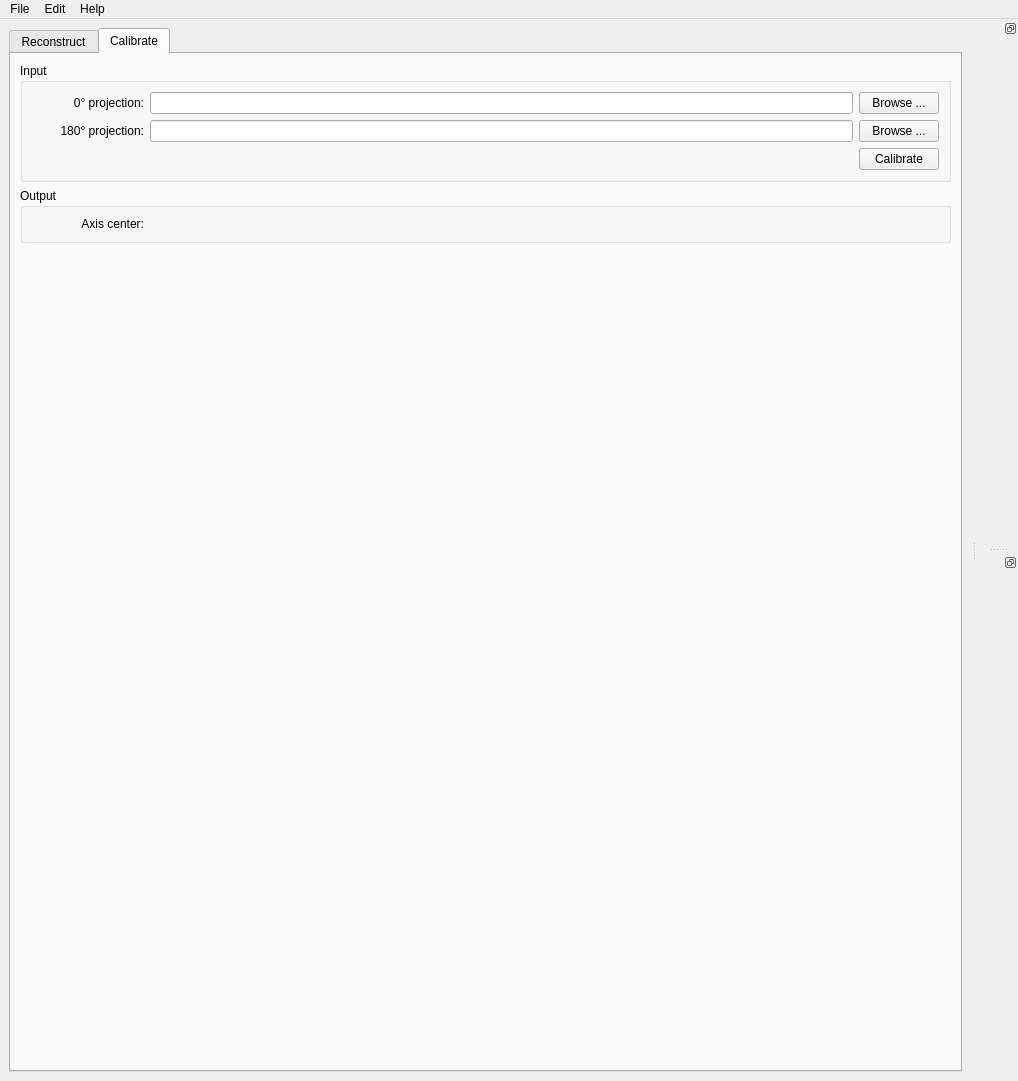
Before: the Qt Designer form tomoshell/tomoshell.ui in tomography/tomopy-gui, drawn with Qt 5.
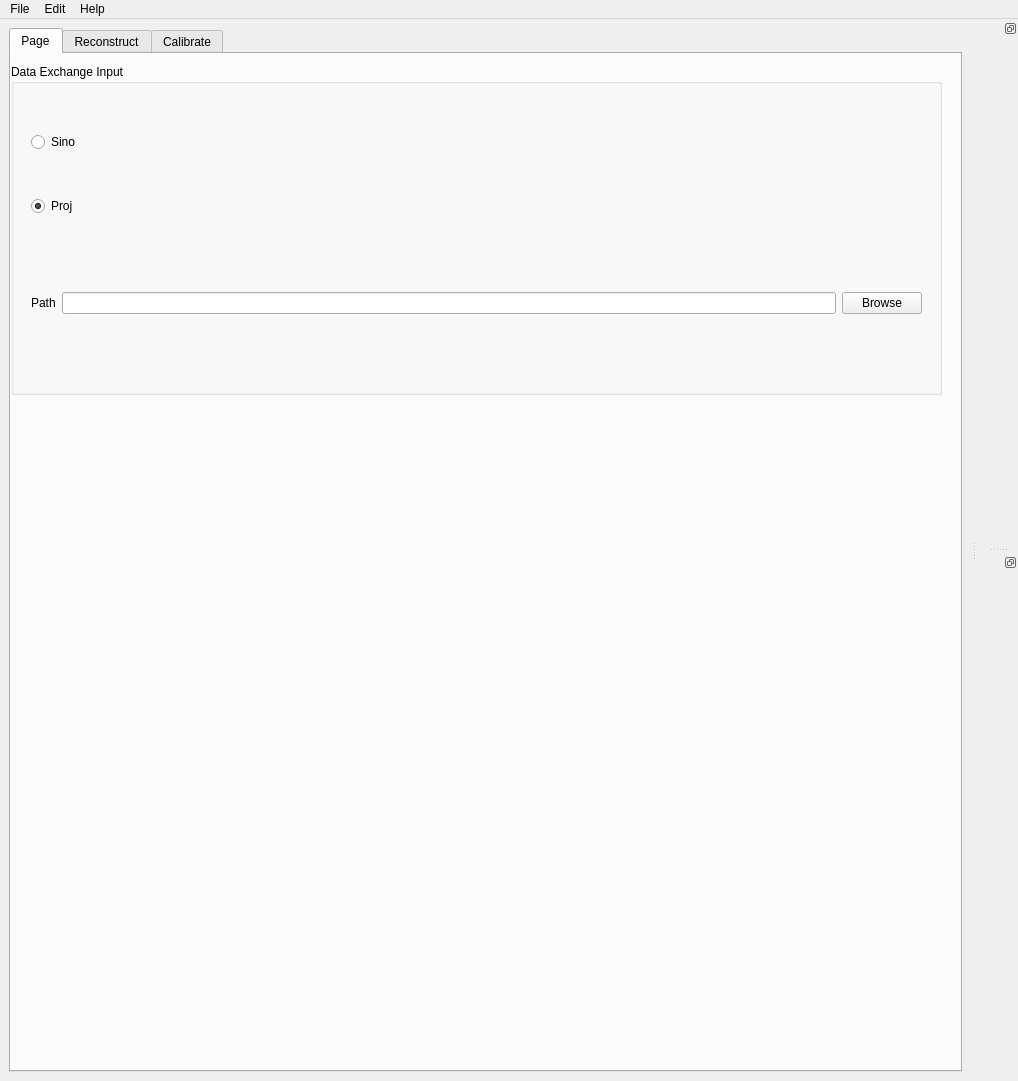
After: the same form once the commit is applied.

The edit to the form file:
```diff
--- a/tomoshell/tomoshell.ui
+++ b/tomoshell/tomoshell.ui
@@ -69,9 +69,125 @@
        <enum>Qt::LeftToRight</enum>
       </property>
       <property name="currentIndex">
-       <number>1</number>
+       <number>0</number>
       </property>
-      <widget class="QWidget" name="tab_widgetPage1_2" native="true">
+      <widget class="QWidget" name="tab_widgetPage0">
+       <property name="enabled">
+        <bool>true</bool>
+       </property>
+       <attribute name="title">
+        <string>Page</string>
+       </attribute>
+       <widget class="QGroupBox" name="input_container0">
+        <property name="geometry">
+         <rect>
+          <x>0</x>
+          <y>10</y>
+          <width>931</width>
+          <height>331</height>
+         </rect>
+        </property>
+        <property name="title">
+         <string>Data Exchange Input</string>
+        </property>
+        <widget class="QWidget" name="gridLayoutWidget">
+         <property name="geometry">
+          <rect>
+           <x>20</x>
+           <y>30</y>
+           <width>891</width>
+           <height>161</height>
+          </rect>
+         </property>
+         <layout class="QGridLayout" name="gridLayout_2">
+          <item row="4" column="0">
+           <widget class="QRadioButton" name="radioButton_proj">
+            <property name="enabled">
+             <bool>true</bool>
+            </property>
+            <property name="sizePolicy">
+             <sizepolicy hsizetype="Fixed" vsizetype="Fixed">
+              <horstretch>0</horstretch>
+              <verstretch>0</verstretch>
+             </sizepolicy>
+            </property>
+            <property name="toolTip">
+             <string notr="true"/>
+            </property>
+            <property name="text">
+             <string>Proj</string>
+            </property>
+            <property name="checked">
+             <bool>true</bool>
+            </property>
+           </widget>
+          </item>
+          <item row="3" column="0">
+           <widget class="QRadioButton" name="radioButton_sino">
+            <property name="enabled">
+             <bool>true</bool>
+            </property>
+            <property name="sizePolicy">
+             <sizepolicy hsizetype="Fixed" vsizetype="Fixed">
+              <horstretch>0</horstretch>
+              <verstretch>0</verstretch>
+             </sizepolicy>
+            </property>
+            <property name="toolTip">
+             <string notr="true"/>
+            </property>
+            <property name="text">
+             <string>Sino</string>
+            </property>
+           </widget>
+          </item>
+          <item row="3" column="1">
+           <spacer name="horizontalSpacer_3">
+            <property name="orientation">
+             <enum>Qt::Horizontal</enum>
+            </property>
+            <property name="sizeHint" stdset="0">
+             <size>
+              <width>40</width>
+              <height>20</height>
+             </size>
+            </property>
+           </spacer>
+          </item>
+         </layout>
+        </widget>
+        <widget class="QWidget" name="horizontalLayoutWidget">
+         <property name="geometry">
+          <rect>
+           <x>20</x>
+           <y>200</y>
+           <width>891</width>
+           <height>78</height>
+          </rect>
+         </property>
+         <layout class="QHBoxLayout" name="horizontalLayout">
+          <item>
+           <widget class="QLabel" name="label_4">
+            <property name="text">
+             <string>Path</string>
+            </property>
+           </widget>
+          </item>
+          <item>
+           <widget class="QLineEdit" name="lineEdit"/>
+          </item>
+          <item>
+           <widget class="QPushButton" name="pushButton">
+            <property name="text">
+             <string>Browse</string>
+            </property>
+           </widget>
+          </item>
+         </layout>
+        </widget>
+       </widget>
+      </widget>
+      <widget class="QWidget" name="tab_widgetPage1_2">
        <attribute name="title">
         <string>Reconstruct</string>
        </attribute>
```
Left out of the diff: 7 changed lines with no effect on the pictures.
